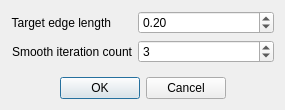
The window that src/Isotropic_parameters.ui (KaimoHu/2019_CGALRemeshing) describes before a commit, drawn with Qt 5.
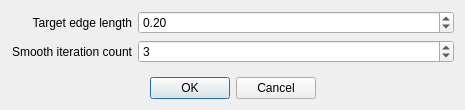
The same window after the commit.

Commit message: Fixed the problem that when we inherit element type, some collapses are applied, making the crease destroied.

```diff
--- a/src/Isotropic_parameters.ui
+++ b/src/Isotropic_parameters.ui
@@ -6,7 +6,7 @@
    <rect>
     <x>0</x>
     <y>0</y>
-    <width>285</width>
+    <width>465</width>
     <height>110</height>
    </rect>
   </property>
@@ -16,6 +16,9 @@
   <layout class="QVBoxLayout" name="verticalLayout_2">
    <item>
     <layout class="QFormLayout" name="formLayout_3">
+     <property name="labelAlignment">
+      <set>Qt::AlignRight|Qt::AlignTrailing|Qt::AlignVCenter</set>
+     </property>
      <item row="0" column="0">
       <widget class="QLabel" name="label1">
        <property name="text">
```
The commit also changes 2 other files.
